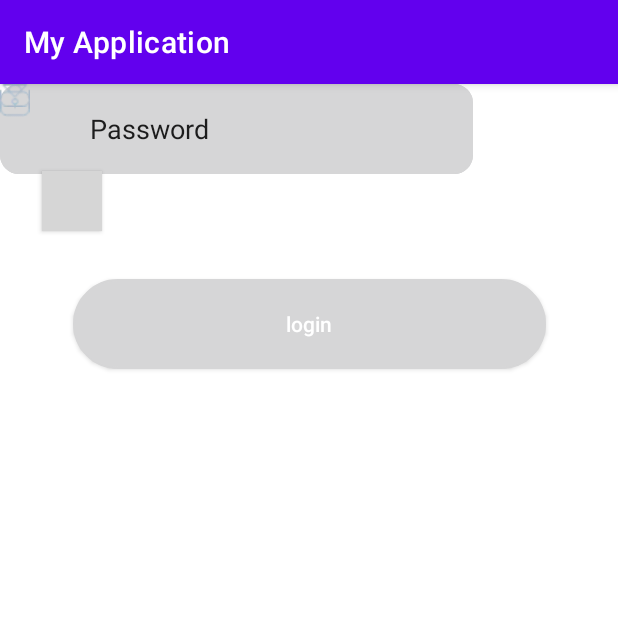
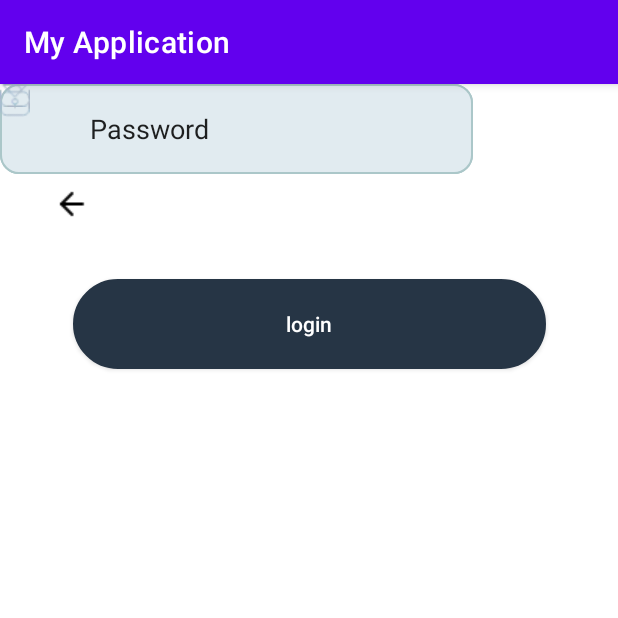
Before and after one commit to jujinyoung/CapstoneDesign, an Android app: the LoginActivity screen opened directly, with no data from a screen before it, on a phone screen of 412 x 824 dp, the top half of it. Run offline under Robolectric (Android 15) with nearby library versions, the phone set to English and light mode, and no system bars; our stand-ins replace Volley; grey boxes are pictures that could not be loaded.

Commit message:
Update colors.xml
색상추가

```diff
--- a/Android/app/src/main/res/values/colors.xml
+++ b/Android/app/src/main/res/values/colors.xml
@@ -7,4 +7,14 @@
     <color name="teal_700">#FF018786</color>
     <color name="black">#FF000000</color>
     <color name="white">#FFFFFFFF</color>
+
+    <!--    어플사용색상     -->
+    <color name="light_grey_blue">#abc7c9</color>
+    <color name="very_light_blue">#e1ebf0</color>
+    <color name="dark_indigo">#061421</color>
+    <color name="dark">#263545</color>
+    <color name="cool_grey">#a0abb3</color>
+    <color name="slate">#415364</color>
+    <color name="blue_grey">#7c8f9a</color>
+    <color name="clear">#00ff0000</color>
 </resources>
```
